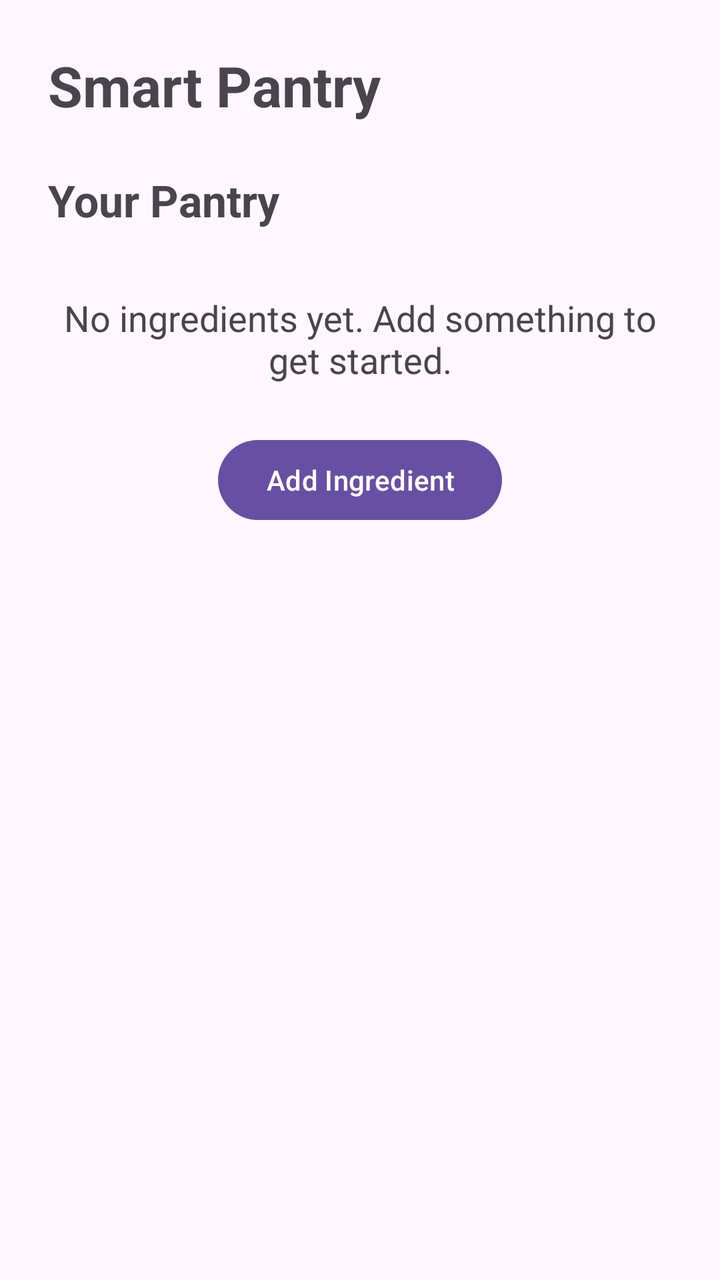
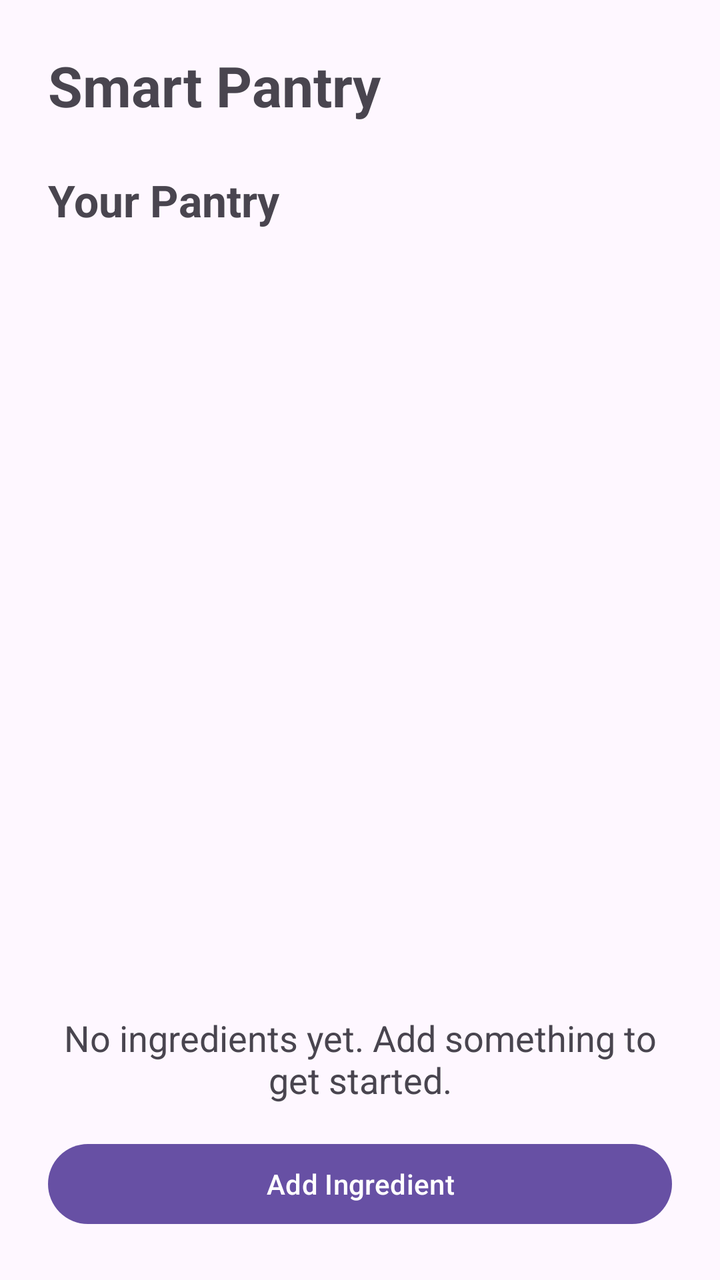

Before-and-after screenshots of an Android layout around one commit, followed by the original layout XML and the change that was made.
<!-- AndroidManifest.xml: application theme Theme.SmartPantryManager -->
<!-- res/layout/activity_main.xml -->
<?xml version="1.0" encoding="utf-8"?>
<LinearLayout xmlns:android="http://schemas.android.com/apk/res/android"
    android:layout_width="match_parent"
    android:layout_height="match_parent"
    android:orientation="vertical"
    android:padding="24dp">

    <TextView
        android:id="@+id/tvTitle"
        android:layout_width="match_parent"
        android:layout_height="wrap_content"
        android:text="Smart Pantry"
        android:textSize="28sp"
        android:textStyle="bold" />

    <TextView
        android:id="@+id/tvPantryHeading"
        android:layout_width="match_parent"
        android:layout_height="wrap_content"
        android:layout_marginTop="24dp"
        android:text="Your Pantry"
        android:textSize="22sp"
        android:textStyle="bold" />

    <TextView
        android:id="@+id/tvEmptyMessage"
        android:layout_width="match_parent"
        android:layout_height="wrap_content"
        android:layout_marginTop="32dp"
        android:gravity="center"
        android:text="No ingredients yet. Add something to get started."
        android:textSize="18sp" />

    <Button
        android:id="@+id/btnAddIngredient"
        android:layout_width="wrap_content"
        android:layout_height="wrap_content"
        android:layout_gravity="center_horizontal"
        android:layout_marginTop="24dp"
        android:text="Add Ingredient" />

</LinearLayout>
<!-- resources referenced by this layout -->
<resources>
  <style name="Theme.SmartPantryManager" parent="Base.Theme.SmartPantryManager" />
  <style name="Base.Theme.SmartPantryManager" parent="Theme.Material3.DayNight.NoActionBar">
          
          
      </style>
</resources>

<!-- the commit's change to res/layout/activity_main.xml (unified diff, before → after) -->
@@ -1,5 +1,6 @@
 <?xml version="1.0" encoding="utf-8"?>
 <LinearLayout xmlns:android="http://schemas.android.com/apk/res/android"
+    android:id="@+id/main"
     android:layout_width="match_parent"
     android:layout_height="match_parent"
     android:orientation="vertical"
@@ -22,21 +23,26 @@
         android:textSize="22sp"
         android:textStyle="bold" />
 
+    <androidx.recyclerview.widget.RecyclerView
+        android:id="@+id/recyclerPantry"
+        android:layout_width="match_parent"
+        android:layout_height="0dp"
+        android:layout_marginTop="16dp"
+        android:layout_weight="1" />
+
     <TextView
         android:id="@+id/tvEmptyMessage"
         android:layout_width="match_parent"
         android:layout_height="wrap_content"
-        android:layout_marginTop="32dp"
         android:gravity="center"
         android:text="No ingredients yet. Add something to get started."
         android:textSize="18sp" />
 
     <Button
         android:id="@+id/btnAddIngredient"
-        android:layout_width="wrap_content"
+        android:layout_width="match_parent"
         android:layout_height="wrap_content"
-        android:layout_gravity="center_horizontal"
-        android:layout_marginTop="24dp"
+        android:layout_marginTop="16dp"
         android:text="Add Ingredient" />
 
 </LinearLayout>
